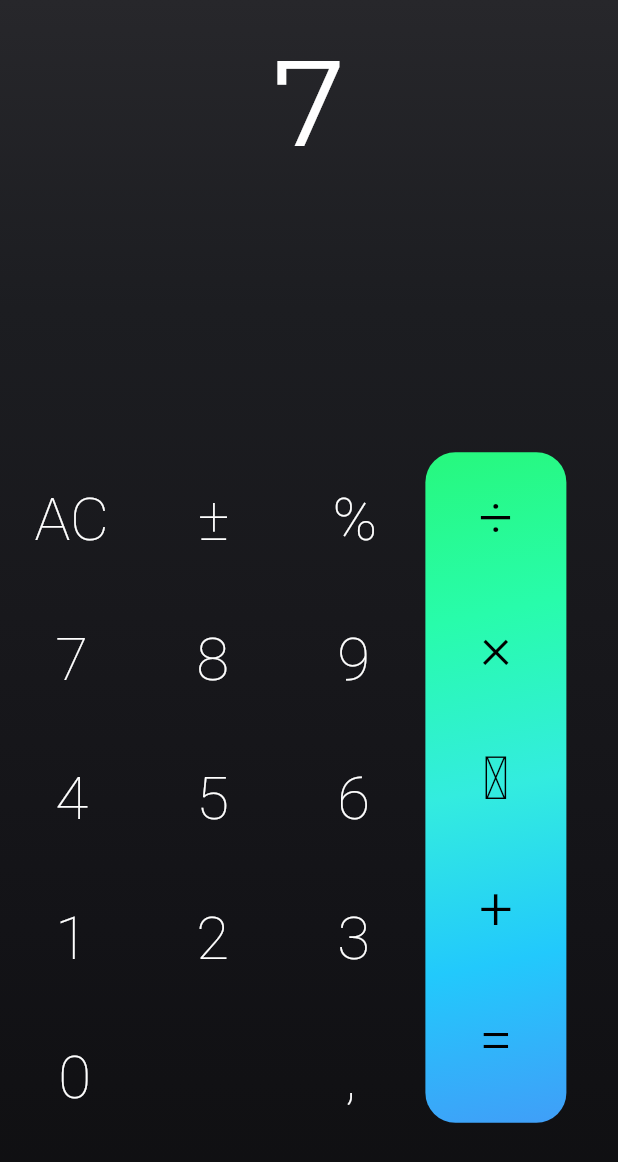
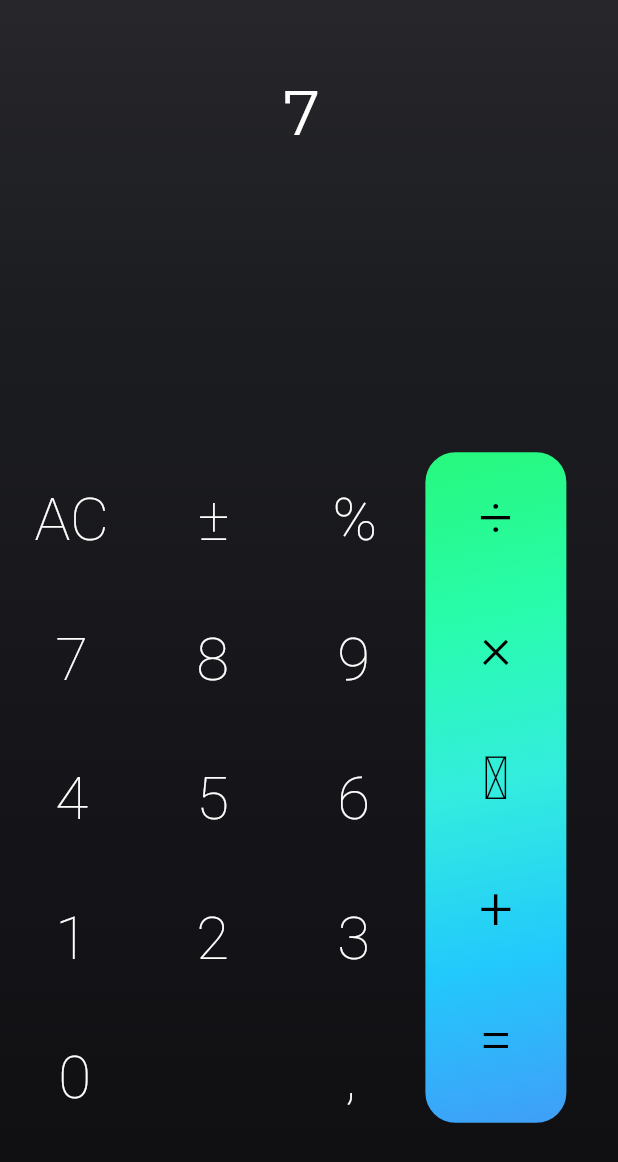
Before and after one commit to KenzoUMZ/flutter-calculator, a Flutter app: the screen it shows after launch, after a tap on an icon or button, on a phone screen of 412 x 824 dp. Shown: the top 1162 px of the screen. Run offline on Flutter 3.47's test engine with Material 2 defaults, Android fonts, the phone set to English and light mode, and no system bars; drawn by our look-alikes of auto_size_text; our stand-ins replace google_fonts.

Commit message:
feat: Text dinamically resize

```diff
--- a/flutter_calculator/lib/view/home_screen.dart
+++ b/flutter_calculator/lib/view/home_screen.dart
@@ -1,6 +1,7 @@
 import 'package:flutter/material.dart';
 import 'package:flutter_calculator/controller/calculator.dart';
 import 'package:google_fonts/google_fonts.dart';
+import 'package:auto_size_text/auto_size_text.dart';
 
 class HomeScreen extends StatefulWidget {
   const HomeScreen({Key? key}) : super(key: key);
@@ -36,7 +37,7 @@ class _HomeScreenState extends State<HomeScreen> {
   @override
   Widget build(BuildContext context) {
     TextStyle displayStyle =
-        GoogleFonts.montserrat(fontSize: 80, color: Colors.white);
+        GoogleFonts.montserrat(fontSize: 50, color: Colors.white);
     return Scaffold(
       body: Container(
           decoration: const BoxDecoration(
@@ -60,15 +61,23 @@ class _HomeScreenState extends State<HomeScreen> {
                         top: 20,
                       ),
                       child: Container(
-                          padding: const EdgeInsets.symmetric(horizontal: 10),
-                          child: Text(_operation, style: displayStyle)))),
+                          padding: const EdgeInsets.only(right: 10, top: 30),
+                          child: AutoSizeText(
+                            _operation,
+                            style: displayStyle,
+                            maxLines: 1,
+                            minFontSize: 20,
+                            textAlign: TextAlign.right,
+                          )))),
               SizedBox(
                   height: 150,
                   child: Container(
                       padding: const EdgeInsets.only(bottom: 50),
-                      child: Text(
+                      child: AutoSizeText(
                         _result,
                         style: displayStyle,
+                        maxLines: 1,
+                        minFontSize: 20,
                       ))),
               SizedBox(
                   child: Row(children: [
```
